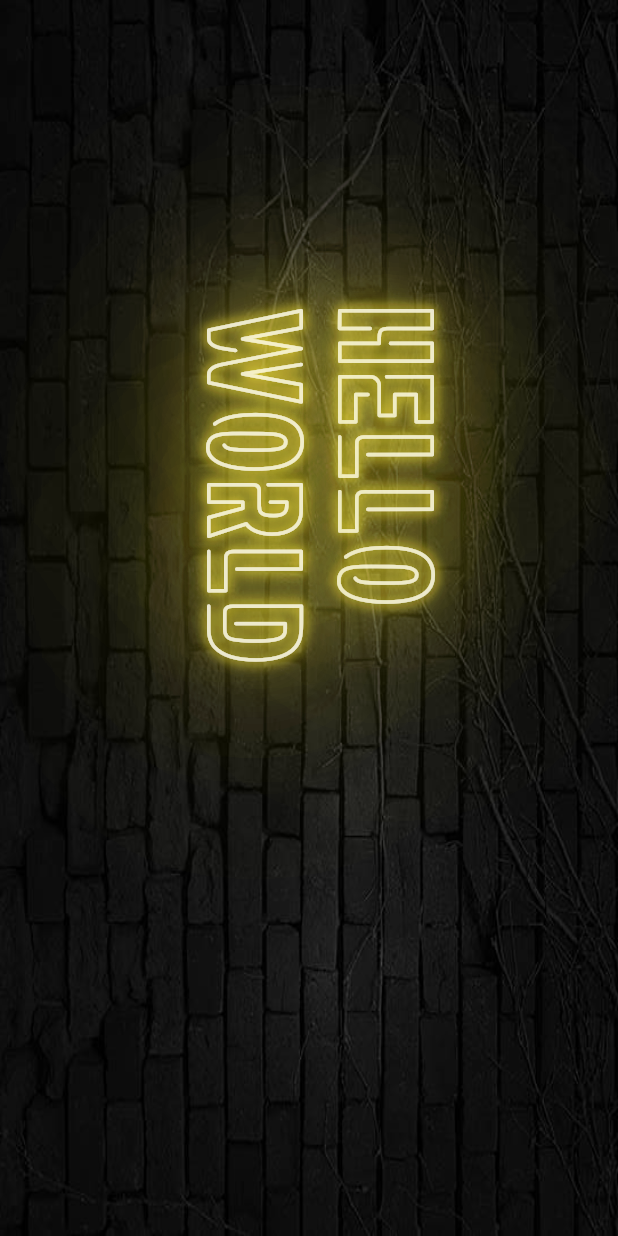
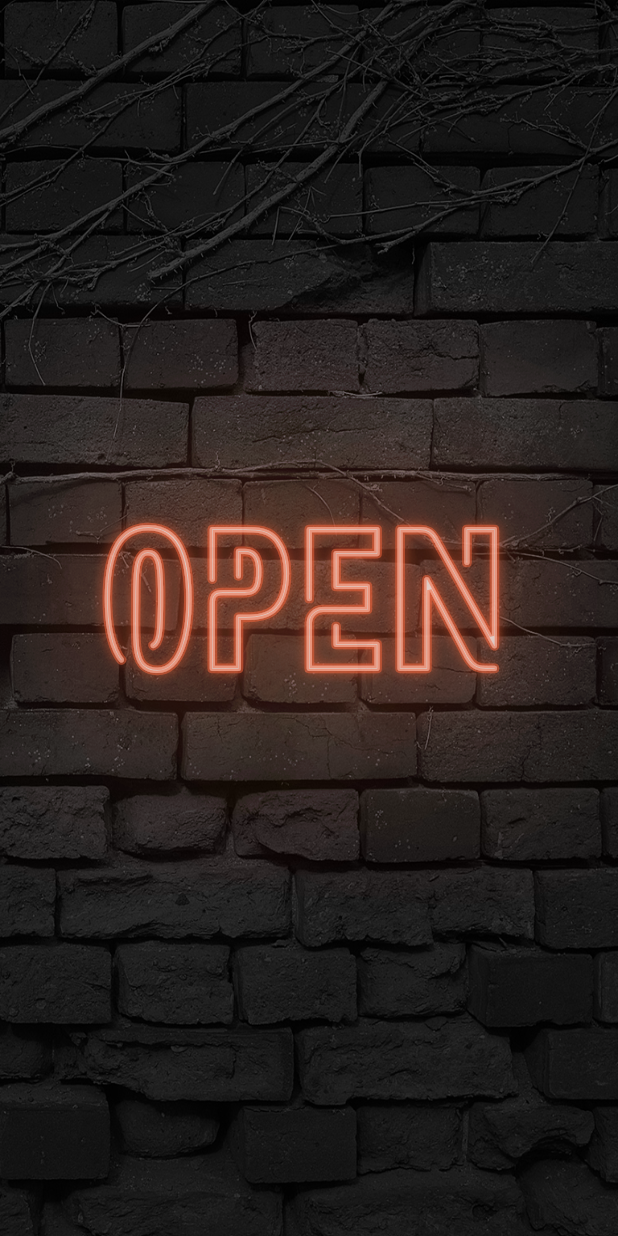
Before and after one commit to naunow/neon_sign_board, a Flutter app: the screen it shows after launch, on a phone screen of 412 x 824 dp. Run offline on Flutter 3.47's test engine with Material 2 defaults, Android fonts, the phone set to English and light mode, and no system bars; our stand-ins replace google_fonts.

Commit message:
Set proper size background image. Orientation system was fixed.

```diff
--- a/lib/constants.dart
+++ b/lib/constants.dart
@@ -22,9 +22,7 @@ const kPinkColor = Color(0xFFE3396D);
 const kGreenColor = Color(0xFF39FF14);
 const kOrangeColor = Color(0xFFf4643b);
 const kYellowColor = Colors.yellow;
-// const kYellowColor = Color();
-// const kRedColor = Color();
-// const kGreenColor = Color();
+
 // const kPurpleColor = Color();
 
 // Text Colors
--- a/lib/main.dart
+++ b/lib/main.dart
@@ -24,10 +24,7 @@ class MyApp extends StatelessWidget {
       title: 'Flutter Demo',
       theme: themeData(context),
       themeMode: ThemeMode.light,
-      home: Transform.rotate(
-        angle: 0,
-        child: Home(),
-      ),
+      home: Home(),
     );
   }
 }
@@ -46,54 +43,23 @@ class Home extends StatelessWidget {
                 image: DecorationImage(
                     image: AssetImage(orientation == Orientation.landscape
                         // https://www.beiz.jp/download_P/stone/00096.html
-                        ? 'assets/images/background_oldbrick_edited.jpg'
-                        : 'assets/images/background_oldbrick_edited_vertical.jpg'),
+                        ? 'assets/images/background_oldbrick_horizontal.jpg'
+                        : 'assets/images/background_oldbrick_vertical.png'),
                     fit: BoxFit.fill),
               ),
               child: Center(
-                  child: Transform.rotate(
-                angle: orientation == Orientation.landscape ? 0 : pi / 2,
                 child: NeonTextHighlight(
-                  text: 'hello world',
-                  fontSize: 80,
+                  text: 'open',
+                  fontSize: 120,
                   fontFamily: 'Neoneon',
-                  color: kYellowColor,
+                  color: kOrangeColor,
                 ),
-
-                // Transform.rotate(
-                //   angle: orientation == Orientation.landscape ? 0 : pi / 2,
-                // Center(
-                //     child: NeonTextHighlight(
-                //   text: 'hello world',
-                //   fontSize: 100,
-                //   fontFamily: 'Neoneon',
-                //   color: kYellowColor,
-                // )),
-                // ),
-              )));
+              ));
         },
       ),
     );
   }
 }
-
-// class MaskedTest extends StatelessWidget {
-//   @override
-//   Widget build(BuildContext context) {
-//     return ShaderMask(
-//       child: Text(
-//         'HELLO WORLD',
-//         style: TextStyle(fontSize: 60),
-//       ),
-//       shaderCallback: (bounds) {
-//         return LinearGradient(
-//             colors: [kBlueColor, Colors.white, kBlueColor],
-//             stops: [0.0, 0.5, 0.8]).createShader(bounds);
-//       },
-//       blendMode: BlendMode.srcATop,
-//     );
-//   }
-// }
 
 class NeonTextHighlight extends StatelessWidget {
   final String text;
@@ -112,7 +78,7 @@ class NeonTextHighlight extends StatelessWidget {
           style: TextStyle(
               fontFamily: fontFamily,
               fontSize: fontSize,
-              color: Colors.white70.withOpacity(0.6),
+              color: Colors.white70.withOpacity(0.7),
               shadows: [
                 Shadow(
                   blurRadius: 10.0,
@@ -124,123 +90,31 @@ class NeonTextHighlight extends StatelessWidget {
                   color: color,
                   offset: Offset(0, 0),
                 ),
-                // Shadow(
-                //   blurRadius: 120.0,
-                //   color: kBlueColor,
-                //   offset: Offset(0, 0),
-                // ),
                 Shadow(
-                  blurRadius: 400.0,
+                  blurRadius: 300.0,
+                  color: color,
+                  offset: Offset(0, 0),
+                ),
+                Shadow(
+                  blurRadius: 500.0,
                   color: color,
                   offset: Offset(0, 0),
                 )
               ]),
         ),
-        // Stroked text as border.
-        // Text(
-        //   text,
-        //   style: GoogleFonts.delius.call().copyWith(
-        //         fontSize: fontSize,
-        //         foreground: Paint()
-        //           ..style = PaintingStyle.stroke
-        //           ..strokeWidth = 3
-        //           ..color = kBlueColor.withOpacity(0.8),
-        //       ),
-        // ),
-
+        //Stroked text as border.
         Text(
           text,
           style: TextStyle(
-              fontSize: fontSize,
-              fontFamily: fontFamily,
-              color: Colors.white70.withOpacity(0.6),
-              shadows: [
-                Shadow(
-                  blurRadius: 10.0,
-                  color: color,
-                  offset: Offset(0, 0),
-                ),
-                Shadow(
-                  blurRadius: 80.0,
-                  color: color,
-                  offset: Offset(0, 0),
-                ),
-                // Shadow(
-                //   blurRadius: 120.0,
-                //   color: kBlueColor,
-                //   offset: Offset(0, 0),
-                // ),
-                Shadow(
-                  blurRadius: 400.0,
-                  color: color,
-                  offset: Offset(0, 0),
-                )
-              ]),
+            fontSize: fontSize,
+            fontFamily: fontFamily,
+            foreground: Paint()
+              ..style = PaintingStyle.stroke
+              ..strokeWidth = 3
+              ..color = color.withOpacity(0.5),
+          ),
         ),
-        // Solid text as fill.
-        // Text(
-        //   text,
-        //   style: GoogleFonts.delius.call().copyWith(
-        //       fontSize: fontSize,
-        //       color: Colors.white70.withOpacity(0.6),
-        //       shadows: [
-        //         Shadow(
-        //           blurRadius: 10.0,
-        //           color: kBlueColor,
-        //           offset: Offset(0, 0),
-        //         ),
-        //         Shadow(
-        //           blurRadius: 80.0,
-        //           color: kBlueColor,
-        //           offset: Offset(0, 0),
-        //         ),
-        //         // Shadow(
-        //         //   blurRadius: 120.0,
-        //         //   color: kBlueColor,
-        //         //   offset: Offset(0, 0),
-        //         // ),
-        //         Shadow(
-        //           blurRadius: 400.0,
-        //           color: kBlueColor,
-        //           offset: Offset(0, 0),
-        //         )
-        //       ]),
-        // ),
       ],
     );
   }
 }
-
-class NeonText extends StatelessWidget {
-  const NeonText({
-    Key key,
-  }) : super(key: key);
-
-  @override
-  Widget build(BuildContext context) {
-    return Text(
-      'Hello World',
-      style: TextStyle(
-          fontFamily: 'Electronic',
-          fontSize: 60,
-          color: kBlueColor,
-          shadows: [
-            Shadow(
-              blurRadius: 10.0,
-              color: kBlueColor,
-              offset: Offset(0, 0),
-            ),
-            Shadow(
-              blurRadius: 40.0,
-              color: kBlueColor,
-              offset: Offset(0, 0),
-            ),
-            Shadow(
-              blurRadius: 100.0,
-              color: kBlueColor,
-              offset: Offset(0, 0),
-            )
-          ]),
-    );
-  }
-}
```
Also changed, not shown: assets/images/background_oldbrick_edited_vertical.jpg (deleted), assets/images/background_oldbrick_horizontal.jpg (renamed from assets/images/background_oldbrick_edited.jpg), assets/images/background_oldbrick_vertical.png (added), 1 other file.
